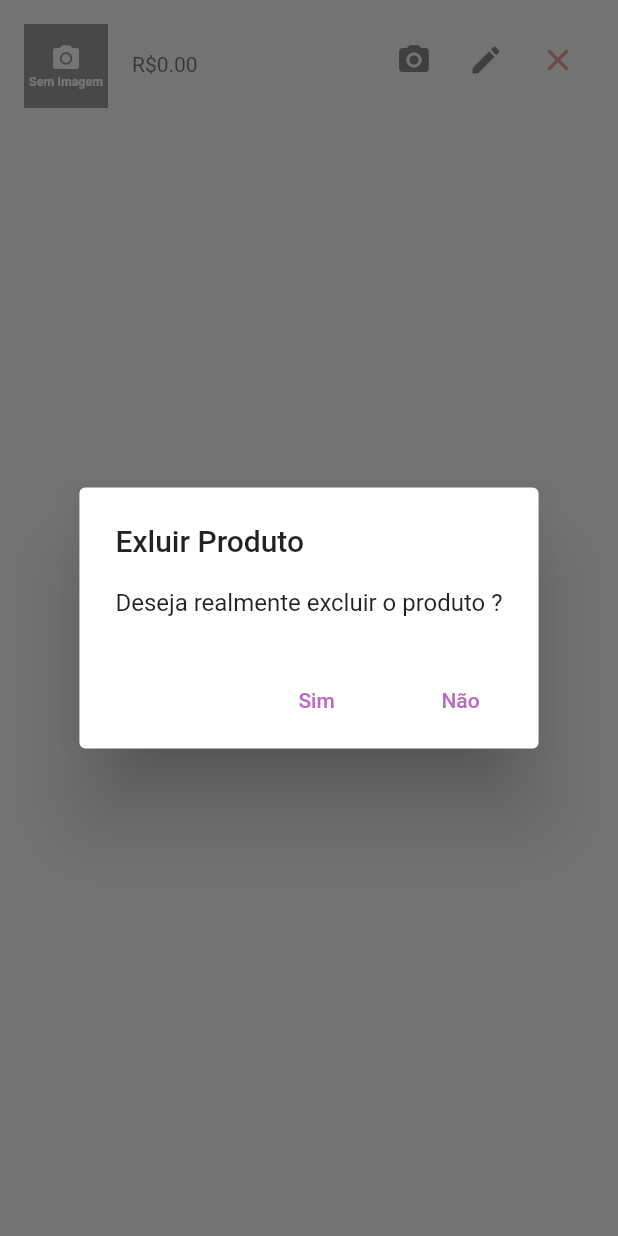
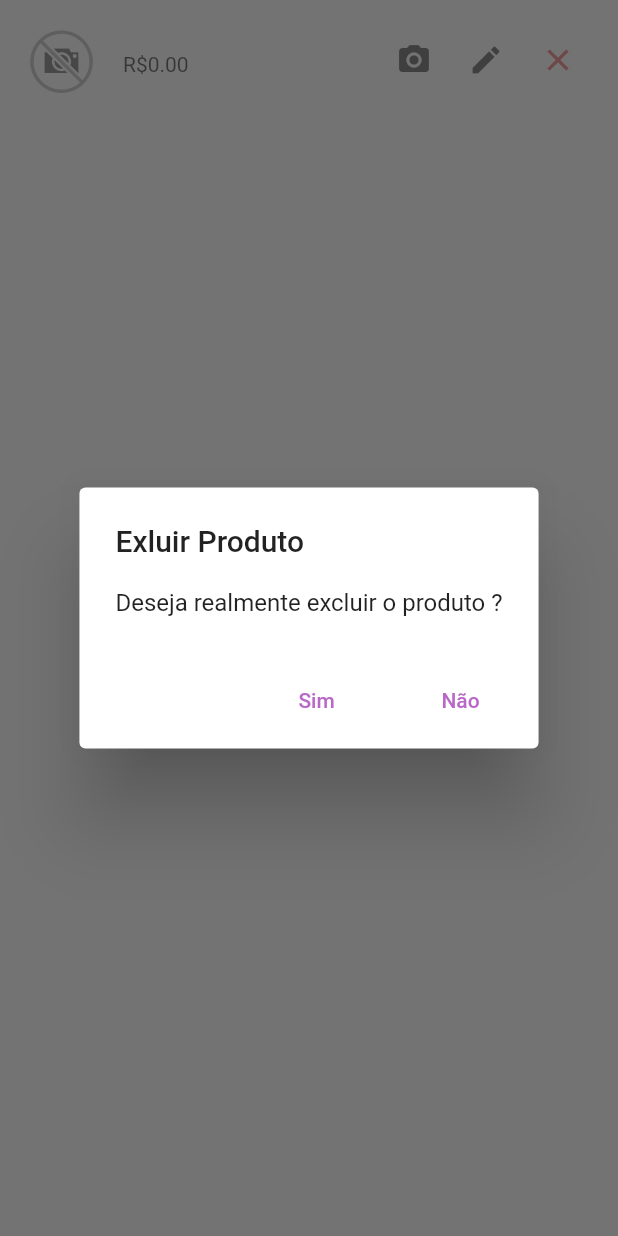
Before and after one commit to eduardoazvd17/aquarius_store, a Flutter app: the GenProductItem widget shown alone on an empty page, opened directly with empty values, after a tap on the "close" icon, on a phone screen of 412 x 824 dp. Run offline on Flutter 3.47's test engine with Material 2 defaults, Android fonts, the phone set to English and light mode, and no system bars; our stand-ins replace carousel_slider, cloud_firestore, convert, firebase_storage, get, get_storage and 1 more; missing offline and left inert: mailer; accounts and stored records are empty.

Commit message:
Mudando imagem de produto sem foto

```diff
--- a/lib/components/gen_product_item.dart
+++ b/lib/components/gen_product_item.dart
@@ -1,4 +1,3 @@
-import 'package:aquariusstore/components/no_image.dart';
 import 'package:aquariusstore/controllers/product_controller.dart';
 import 'package:aquariusstore/models/product.dart';
 import 'package:aquariusstore/services/product_service.dart';
@@ -17,15 +16,21 @@ class GenProductItem extends StatelessWidget {
     return ListTile(
       onTap: () {},
       isThreeLine: true,
-      leading: FittedBox(
-        child: product.mainImageUrl == null
-            ? NoImage()
-            : Image.network(
-                product.mainImageUrl,
-                height: 50,
-                width: 50,
-                fit: BoxFit.cover,
-              ),
+      leading: Container(
+        width: 50,
+        height: 50,
+        child: FittedBox(
+          fit: BoxFit.cover,
+          child: product.mainImageUrl == null
+              ? Image.asset(
+                  'assets/images/noimage.png',
+                  fit: BoxFit.cover,
+                )
+              : Image.network(
+                  product.mainImageUrl,
+                  fit: BoxFit.cover,
+                ),
+        ),
       ),
       title: Text(
         product.name,
--- a/lib/components/no_image.dart
+++ /dev/null
@@ -1,31 +0,0 @@
-import 'package:flutter/material.dart';
-
-class NoImage extends StatelessWidget {
-  @override
-  Widget build(BuildContext context) {
-    return Container(
-      color: Colors.grey,
-      height: 135,
-      width: 135,
-      child: Column(
-        mainAxisAlignment: MainAxisAlignment.center,
-        crossAxisAlignment: CrossAxisAlignment.center,
-        children: <Widget>[
-          Icon(
-            Icons.camera_alt,
-            size: 50,
-            color: Colors.white,
-          ),
-          Text(
-            'Sem Imagem',
-            style: TextStyle(
-              fontWeight: FontWeight.bold,
-              fontSize: 20,
-              color: Colors.white,
-            ),
-          ),
-        ],
-      ),
-    );
-  }
-}
--- a/lib/components/product_item.dart
+++ b/lib/components/product_item.dart
@@ -1,4 +1,3 @@
-import 'package:aquariusstore/components/no_image.dart';
 import 'package:aquariusstore/controllers/user_controller.dart';
 import 'package:aquariusstore/models/product.dart';
 import 'package:aquariusstore/views/login.dart';
@@ -19,7 +18,10 @@ class ProductItem extends StatelessWidget {
           transitionOnUserGestures: true,
           tag: product.id,
           child: product.mainImageUrl == null
-              ? NoImage()
+              ? Image.asset(
+                  'assets/images/noimage.png',
+                  fit: BoxFit.cover,
+                )
               : Image.network(
                   '${product.mainImageUrl}',
                   fit: BoxFit.cover,
--- a/lib/views/add_photos.dart
+++ b/lib/views/add_photos.dart
@@ -112,9 +112,13 @@ class _AddPhotosState extends State<AddPhotos> {
                                     children: <Widget>[
                                       Align(
                                         alignment: Alignment.center,
-                                        child: Image.network(
-                                          u,
-                                          fit: BoxFit.cover,
+                                        child: Container(
+                                          height: 300,
+                                          width: 350,
+                                          child: Image.network(
+                                            u,
+                                            fit: BoxFit.cover,
+                                          ),
                                         ),
                                       ),
                                       Align(
--- a/pubspec.yaml
+++ b/pubspec.yaml
@@ -62,6 +62,7 @@ flutter:
   # To add assets to your application, add an assets section, like this:
   assets:
     - assets/images/logo.png
+    - assets/images/noimage.png
 
   # An image asset can refer to one or more resolution-specific "variants", see
   # https://flutter.dev/assets-and-images/#resolution-aware.
```
Also changed, not shown: assets/images/noimage.png (added).
